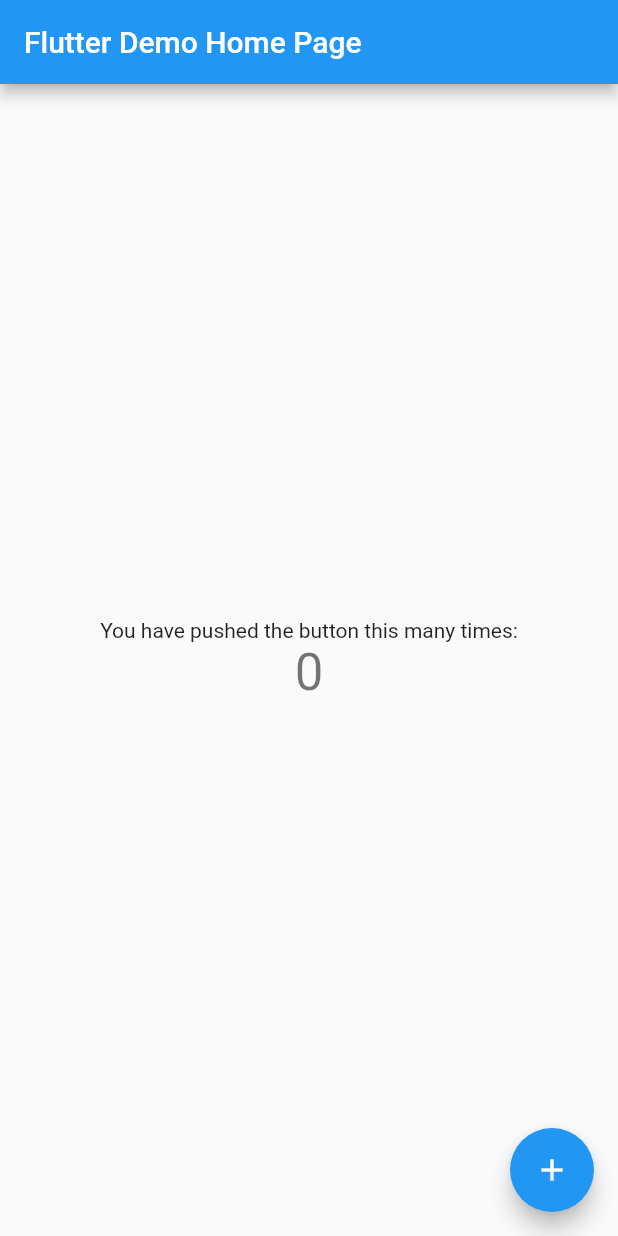
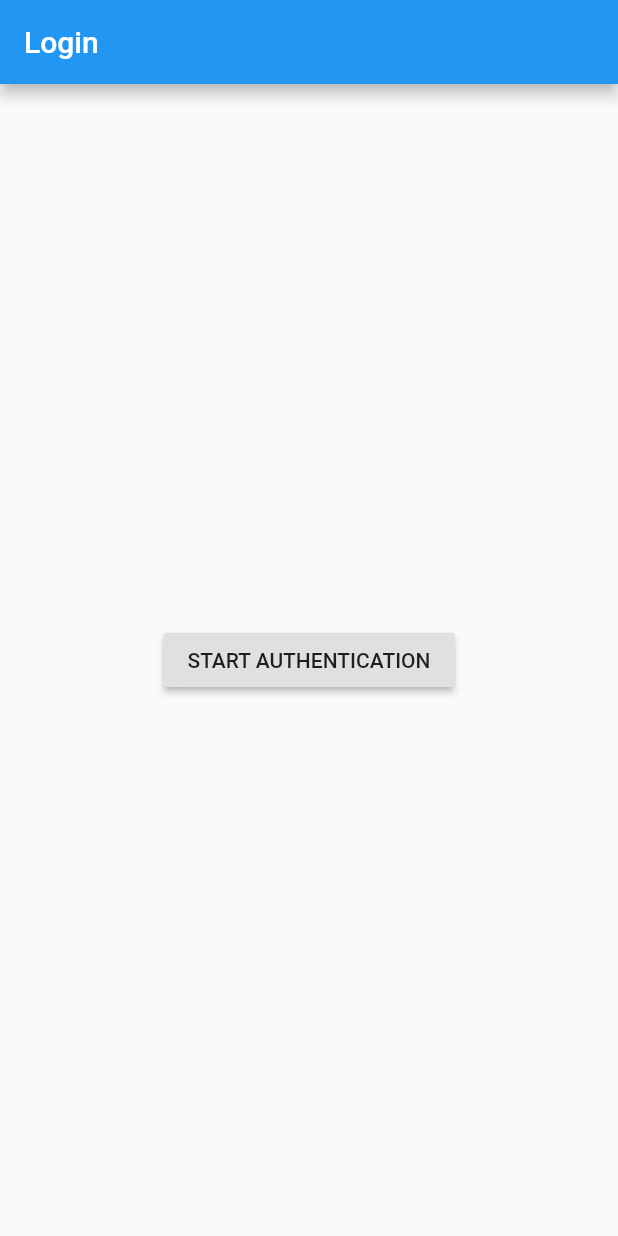
Before and after one commit to CORDEA/laxly_account, a Flutter app: the screen it shows after launch, on a phone screen of 412 x 824 dp. Run offline on Flutter 3.47's test engine with Material 2 defaults, Android fonts, the phone set to English and light mode, and no system bars; our stand-ins replace googleapis_auth; missing offline and left inert: googleapis.

Commit message:
add login page

```diff
--- /dev/null
+++ b/lib/login_page.dart
@@ -0,0 +1,36 @@
+import 'dart:async';
+
+import 'package:flutter/material.dart';
+import 'package:http/http.dart' as http;
+import 'package:laxly_account/authenticator.dart';
+import 'package:laxly_account/main_page.dart';
+
+class LoginPage extends StatelessWidget {
+  LoginPage() {
+    _pressedStream.stream.listen(_onPressed);
+  }
+
+  final _authenticator = new Authenticator();
+
+  final _pressedStream = new StreamController<BuildContext>();
+
+  void _onPressed(BuildContext context) async {
+    http.Client client = await _authenticator.authenticate();
+    Navigator.push(
+        context, MaterialPageRoute(builder: (context) => new MainPage(client)));
+  }
+
+  @override
+  Widget build(BuildContext context) {
+    return Scaffold(
+        appBar: AppBar(
+          title: Text("Login"),
+        ),
+        body: Center(
+            child: RaisedButton(
+                child: Text("START AUTHENTICATION"),
+                onPressed: () {
+                  _pressedStream.add(context);
+                })));
+  }
+}
--- a/lib/main.dart
+++ b/lib/main.dart
@@ -1,8 +1,5 @@
-import 'dart:async';
-
 import 'package:flutter/material.dart';
-import 'package:http/http.dart' as http;
-import 'package:laxly_account/authenticator.dart';
+import 'package:laxly_account/login_page.dart';
 
 void main() => runApp(new MyApp());
 
@@ -23,98 +20,7 @@ class MyApp extends StatelessWidget {
         // counter didn't reset back to zero; the application is not restarted.
         primarySwatch: Colors.blue,
       ),
-      home: new MyHomePage(title: 'Flutter Demo Home Page'),
+      home: new LoginPage(),
     );
   }
 }
-
-class MyHomePage extends StatefulWidget {
-  MyHomePage({Key key, this.title}) : super(key: key);
-
-  // This widget is the home page of your application. It is stateful, meaning
-  // that it has a State object (defined below) that contains fields that affect
-  // how it looks.
-
-  // This class is the configuration for the state. It holds the values (in this
-  // case the title) provided by the parent (in this case the App widget) and
-  // used by the build method of the State. Fields in a Widget subclass are
-  // always marked "final".
-
-  final String title;
-
-  @override
-  _MyHomePageState createState() => new _MyHomePageState();
-}
-
-class _MyHomePageState extends State<MyHomePage> {
-
-  int _counter = 0;
-
-  final _authenticator = new Authenticator();
-
-  final _pressedStream = new StreamController();
-
-  _MyHomePageState() {
-    _pressedStream.stream.listen(_onPressed);
-  }
-
-  void _onPressed(dynamic _) async {
-    http.Client client = await _authenticator.authenticate();
-  }
-
-  @override
-  Widget build(BuildContext context) {
-    // This method is rerun every time setState is called, for instance as done
-    // by the _incrementCounter method above.
-    //
-    // The Flutter framework has been optimized to make rerunning build methods
-    // fast, so that you can just rebuild anything that needs updating rather
-    // than having to individually change instances of widgets.
-    return new Scaffold(
-      appBar: new AppBar(
-        // Here we take the value from the MyHomePage object that was created by
-        // the App.build method, and use it to set our appbar title.
-        title: new Text(widget.title),
-      ),
-      body: new Center(
-        // Center is a layout widget. It takes a single child and positions it
-        // in the middle of the parent.
-        child: new Column(
-          // Column is also layout widget. It takes a list of children and
-          // arranges them vertically. By default, it sizes itself to fit its
-          // children horizontally, and tries to be as tall as its parent.
-          //
-          // Invoke "debug paint" (press "p" in the console where you ran
-          // "flutter run", or select "Toggle Debug Paint" from the Flutter tool
-          // window in IntelliJ) to see the wireframe for each widget.
-          //
-          // Column has various properties to control how it sizes itself and
-          // how it positions its children. Here we use mainAxisAlignment to
-          // center the children vertically; the main axis here is the vertical
-          // axis because Columns are vertical (the cross axis would be
-          // horizontal).
-          mainAxisAlignment: MainAxisAlignment.center,
-          children: <Widget>[
-            new Text(
-              'You have pushed the button this many times:',
-            ),
-            new Text(
-              '$_counter',
-              style: Theme
-                  .of(context)
-                  .textTheme
-                  .display1,
-            ),
-          ],
-        ),
-      ),
-      floatingActionButton: new FloatingActionButton(
-        onPressed: () {
-          _pressedStream.add(null);
-        },
-        tooltip: 'Increment',
-        child: new Icon(Icons.add),
-      ), // This trailing comma makes auto-formatting nicer for build methods.
-    );
-  }
-}
```
